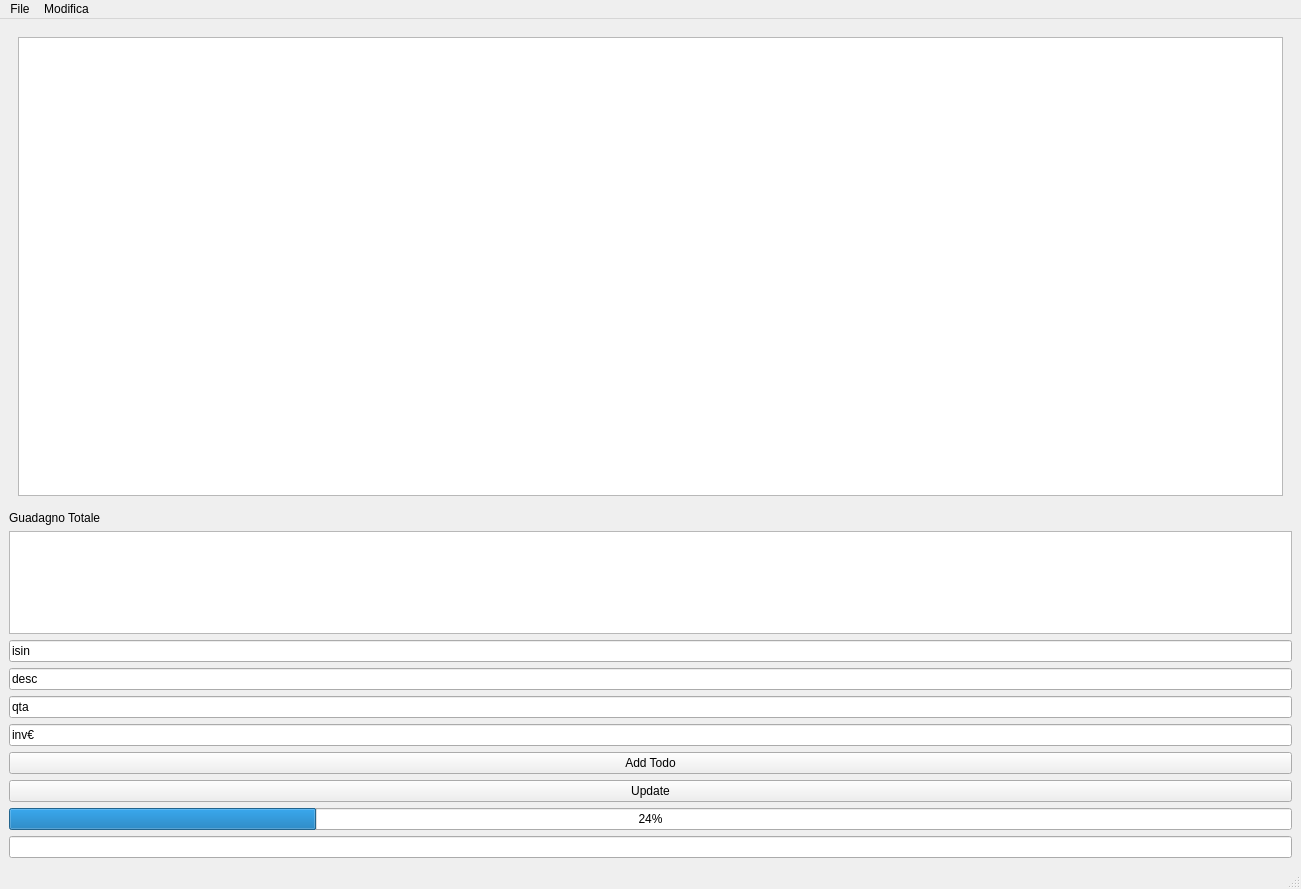
Before: the Qt Designer form mainWindow.ui in stefanocasson81/PyQt, drawn with Qt 5.
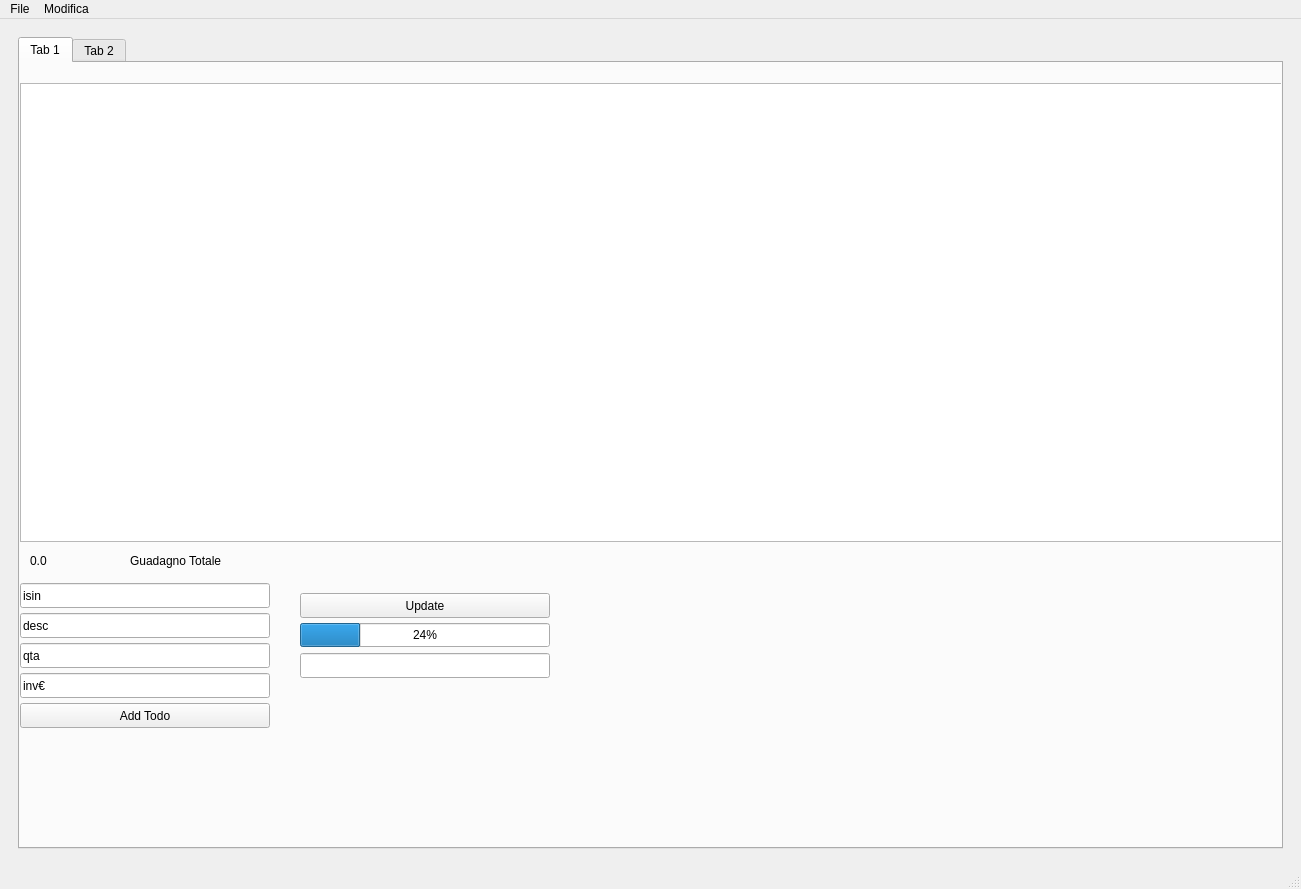
After: the same form once the commit is applied. Icons and pictures are not drawn.

Patch:
```diff
--- a/mainWindow.ui
+++ b/mainWindow.ui
@@ -19,7 +19,23 @@
      <widget class="QWidget" name="widget" native="true">
       <layout class="QHBoxLayout" name="horizontalLayout">
        <item>
+        <widget class="QTabWidget" name="tabWidget">
+         <property name="currentIndex">
+          <number>0</number>
+         </property>
+         <widget class="QWidget" name="tab">
+          <attribute name="title">
+           <string>Tab 1</string>
+          </attribute>
         <widget class="QTableView" name="tableView">
+           <property name="geometry">
+            <rect>
+             <x>0</x>
+             <y>20</y>
+             <width>1265</width>
+             <height>459</height>
+            </rect>
+           </property>
          <property name="minimumSize">
           <size>
            <width>1265</width>
@@ -27,71 +43,143 @@
           </size>
          </property>
         </widget>
-       </item>
-      </layout>
-     </widget>
-    </item>
-    <item>
      <widget class="QLabel" name="label">
+           <property name="geometry">
+            <rect>
+             <x>110</x>
+             <y>490</y>
+             <width>100</width>
+             <height>16</height>
+            </rect>
+           </property>
       <property name="text">
        <string>Guadagno Totale</string>
       </property>
      </widget>
-    </item>
-    <item>
-     <widget class="QTextBrowser" name="textBrowser"/>
-    </item>
-    <item>
      <widget class="QLineEdit" name="lineEdit_isin">
+           <property name="geometry">
+            <rect>
+             <x>0</x>
+             <y>520</y>
+             <width>250</width>
+             <height>25</height>
+            </rect>
+           </property>
       <property name="text">
        <string>isin</string>
       </property>
      </widget>
-    </item>
-    <item>
      <widget class="QLineEdit" name="lineEdit_desc">
+           <property name="geometry">
+            <rect>
+             <x>0</x>
+             <y>550</y>
+             <width>250</width>
+             <height>25</height>
+            </rect>
+           </property>
       <property name="text">
        <string>desc</string>
       </property>
      </widget>
-    </item>
-    <item>
      <widget class="QLineEdit" name="lineEdit_qta">
+           <property name="geometry">
+            <rect>
+             <x>0</x>
+             <y>580</y>
+             <width>250</width>
+             <height>25</height>
+            </rect>
+           </property>
       <property name="text">
        <string>qta</string>
       </property>
      </widget>
-    </item>
-    <item>
      <widget class="QLineEdit" name="lineEdit_inv">
+           <property name="geometry">
+            <rect>
+             <x>0</x>
+             <y>610</y>
+             <width>250</width>
+             <height>25</height>
+            </rect>
+           </property>
       <property name="text">
        <string>inv€</string>
       </property>
      </widget>
-    </item>
-    <item>
      <widget class="QPushButton" name="addButton">
+           <property name="geometry">
+            <rect>
+             <x>0</x>
+             <y>640</y>
+             <width>250</width>
+             <height>25</height>
+            </rect>
+           </property>
       <property name="text">
        <string>Add Todo</string>
       </property>
      </widget>
-    </item>
-    <item>
      <widget class="QPushButton" name="updateButton">
+           <property name="geometry">
+            <rect>
+             <x>280</x>
+             <y>530</y>
+             <width>250</width>
+             <height>25</height>
+            </rect>
+           </property>
       <property name="text">
        <string>Update</string>
       </property>
      </widget>
-    </item>
-    <item>
      <widget class="QProgressBar" name="progressBar">
+           <property name="geometry">
+            <rect>
+             <x>280</x>
+             <y>560</y>
+             <width>250</width>
+             <height>24</height>
+            </rect>
+           </property>
       <property name="value">
        <number>24</number>
       </property>
      </widget>
-    </item>
-    <item>
-     <widget class="QLineEdit" name="lineEdit_status"/>
+          <widget class="QLineEdit" name="lineEdit_status">
+           <property name="geometry">
+            <rect>
+             <x>280</x>
+             <y>590</y>
+             <width>250</width>
+             <height>25</height>
+            </rect>
+           </property>
+          </widget>
+          <widget class="QLabel" name="Guadagno">
+           <property name="geometry">
+            <rect>
+             <x>10</x>
+             <y>490</y>
+             <width>91</width>
+             <height>16</height>
+            </rect>
+           </property>
+           <property name="text">
+            <string>0.0</string>
+           </property>
+          </widget>
+         </widget>
+         <widget class="QWidget" name="tab_2">
+          <attribute name="title">
+           <string>Tab 2</string>
+          </attribute>
+         </widget>
+        </widget>
+       </item>
+      </layout>
+     </widget>
     </item>
    </layout>
   </widget>
```
Lines whose indentation alone changed are shown as unchanged.
